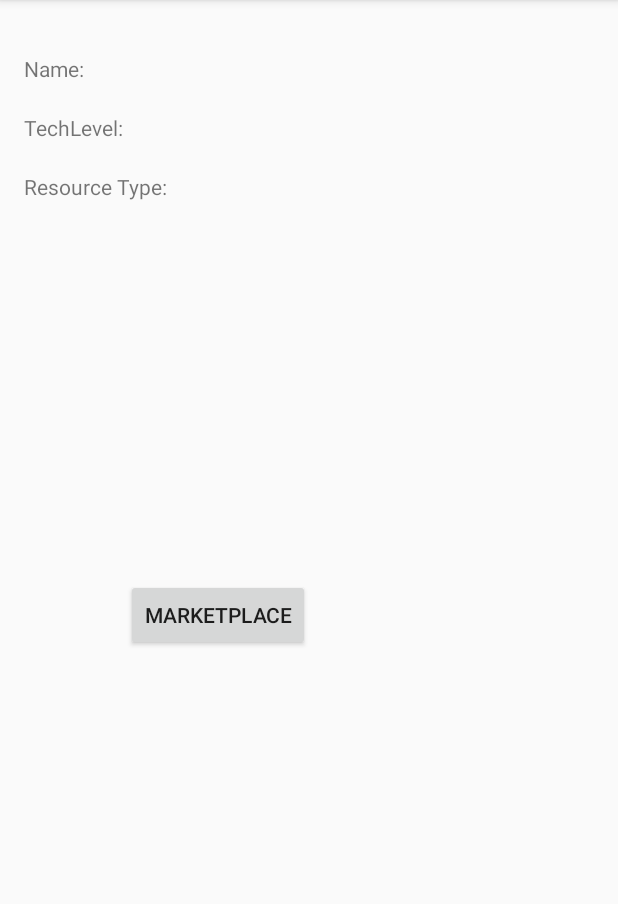
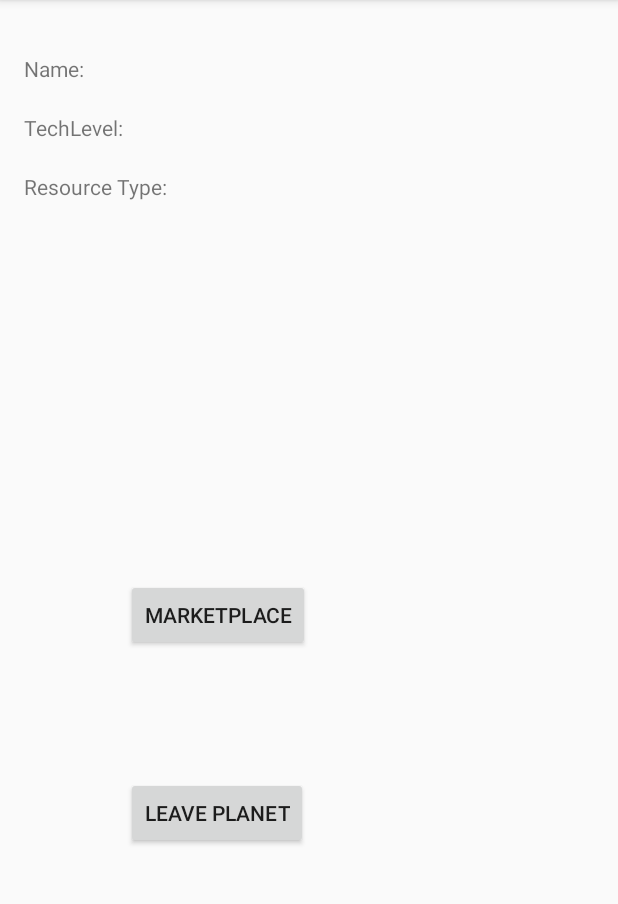
Before and after one commit to haesslerian/Team_LINT-SpaceTrader, an Android app: the PlanetViewScreenActivity screen opened directly, with no data from a screen before it, on a phone screen of 412 x 824 dp, the part 84-988 px from its top. Run offline under Robolectric (Android 15) with nearby library versions, the phone set to English and light mode, and no system bars; 4 statements that could not run were skipped.

Commit message:
added map screen

```diff
--- a/app/src/main/AndroidManifest.xml
+++ b/app/src/main/AndroidManifest.xml
@@ -9,7 +9,8 @@
         android:roundIcon="@mipmap/ic_launcher_round"
         android:supportsRtl="true"
         android:theme="@style/AppTheme">
-        <activity android:name=".views.BuyGoodsActivity"></activity>
+        <activity android:name=".views.MapScreenActivity"></activity>
+        <activity android:name=".views.BuyGoodsActivity" />
         <activity android:name=".views.PlanetViewScreenActivity" />
         <activity android:name=".views.CreateCharacterSummaryActivity" />
         <activity android:name=".views.CreateCharacterBasicInfoActivity" />
--- a/app/src/main/java/com/example/spacetrader/views/PlanetViewScreenActivity.java
+++ b/app/src/main/java/com/example/spacetrader/views/PlanetViewScreenActivity.java
@@ -55,5 +55,10 @@ public class PlanetViewScreenActivity extends AppCompatActivity {
         startActivity(marketScreen);
     }
 
+    public void goToMap(View view){
+        Intent intent = new Intent(this, MapScreenActivity.class);
+        startActivity(intent);
+    }
+
 
 }
--- a/app/src/main/res/layout/activity_planet_view_screen.xml
+++ b/app/src/main/res/layout/activity_planet_view_screen.xml
@@ -78,4 +78,17 @@
         android:text="MarketPlace"
         app:layout_constraintStart_toStartOf="parent"
         app:layout_constraintTop_toBottomOf="@+id/resourceLabel" />
+
+
+    <Button
+        android:id="@+id/leavePlanet"
+        android:layout_width="wrap_content"
+        android:layout_height="wrap_content"
+        android:layout_marginStart="84dp"
+        android:layout_marginTop="84dp"
+        android:onClick="goToMap"
+        android:text="Leave Planet"
+        app:layout_constraintStart_toStartOf="parent"
+        app:layout_constraintTop_toBottomOf="@+id/goToMarket" />
+
 </android.support.constraint.ConstraintLayout>
```
Also changed, not shown: app/src/main/java/com/example/spacetrader/views/MapScreenActivity.java (added, +15 -0 lines), app/src/main/res/layout/activity_map_screen.xml (added, +59 -0 lines), 1 other file.
